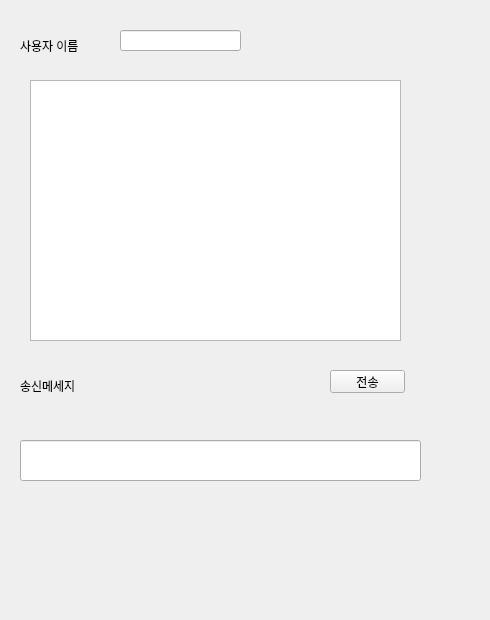
Qt form fa.ui (syarin03/jjapkaotalk) before a commit.
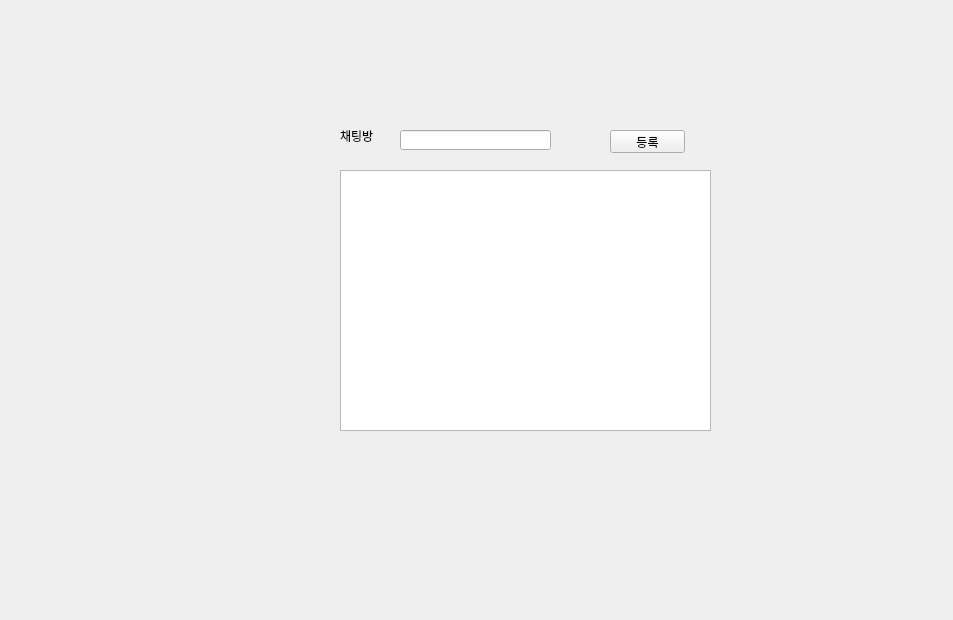
The same form after that commit. The open tabs and pages were chosen to show the change.

```diff
--- a/fa.ui
+++ b/fa.ui
@@ -9,18 +9,72 @@
    <rect>
     <x>0</x>
     <y>0</y>
-    <width>490</width>
+    <width>953</width>
     <height>620</height>
    </rect>
   </property>
   <property name="windowTitle">
    <string>Form</string>
   </property>
+  <widget class="QStackedWidget" name="stackedWidget">
+   <property name="geometry">
+    <rect>
+     <x>0</x>
+     <y>0</y>
+     <width>953</width>
+     <height>620</height>
+    </rect>
+   </property>
+   <property name="currentIndex">
+    <number>1</number>
+   </property>
+   <widget class="QWidget" name="page_3">
+    <widget class="QLabel" name="user">
+     <property name="geometry">
+      <rect>
+       <x>80</x>
+       <y>150</y>
+       <width>141</width>
+       <height>81</height>
+      </rect>
+     </property>
+     <property name="styleSheet">
+      <string notr="true">font: 16pt &quot;Arial&quot;;</string>
+     </property>
+     <property name="text">
+      <string>사용자</string>
+     </property>
+    </widget>
+    <widget class="QLineEdit" name="user_name">
+     <property name="geometry">
+      <rect>
+       <x>280</x>
+       <y>160</y>
+       <width>231</width>
+       <height>61</height>
+      </rect>
+     </property>
+    </widget>
+    <widget class="QPushButton" name="check_btn">
+     <property name="geometry">
+      <rect>
+       <x>290</x>
+       <y>300</y>
+       <width>221</width>
+       <height>51</height>
+      </rect>
+     </property>
+     <property name="text">
+      <string>확인</string>
+     </property>
+    </widget>
+   </widget>
+   <widget class="QWidget" name="page">
   <widget class="QLabel" name="label">
    <property name="geometry">
     <rect>
-     <x>20</x>
-     <y>30</y>
+       <x>280</x>
+       <y>60</y>
      <width>81</width>
      <height>31</height>
     </rect>
@@ -29,24 +83,11 @@
     <string>사용자 이름</string>
    </property>
   </widget>
-  <widget class="QLabel" name="label_2">
-   <property name="geometry">
-    <rect>
-     <x>20</x>
-     <y>370</y>
-     <width>81</width>
-     <height>31</height>
-    </rect>
-   </property>
-   <property name="text">
-    <string>송신메세지</string>
-   </property>
-  </widget>
   <widget class="QPushButton" name="pushButton">
    <property name="geometry">
     <rect>
-     <x>330</x>
-     <y>370</y>
+       <x>590</x>
+       <y>400</y>
      <width>75</width>
      <height>23</height>
     </rect>
@@ -58,8 +99,8 @@
   <widget class="QLineEdit" name="sendmessage">
    <property name="geometry">
     <rect>
-     <x>20</x>
-     <y>440</y>
+       <x>280</x>
+       <y>470</y>
      <width>401</width>
      <height>41</height>
     </rect>
@@ -68,22 +109,101 @@
   <widget class="QListWidget" name="receivemessage">
    <property name="geometry">
     <rect>
-     <x>30</x>
-     <y>80</y>
+       <x>290</x>
+       <y>110</y>
      <width>371</width>
      <height>261</height>
     </rect>
    </property>
   </widget>
-  <widget class="QLineEdit" name="lineEdit">
+    <widget class="QLabel" name="label_2">
    <property name="geometry">
     <rect>
-     <x>120</x>
-     <y>30</y>
-     <width>121</width>
-     <height>21</height>
-    </rect>
-   </property>
+       <x>280</x>
+       <y>400</y>
+       <width>81</width>
+       <height>31</height>
+      </rect>
+     </property>
+     <property name="text">
+      <string>송신메세지</string>
+     </property>
+    </widget>
+    <widget class="QPushButton" name="main_btn">
+     <property name="geometry">
+      <rect>
+       <x>780</x>
+       <y>20</y>
+       <width>81</width>
+       <height>31</height>
+      </rect>
+     </property>
+     <property name="text">
+      <string>메인</string>
+     </property>
+    </widget>
+    <widget class="QLabel" name="name">
+     <property name="geometry">
+      <rect>
+       <x>380</x>
+       <y>70</y>
+       <width>151</width>
+       <height>16</height>
+      </rect>
+     </property>
+     <property name="text">
+      <string/>
+     </property>
+    </widget>
+   </widget>
+   <widget class="QWidget" name="page_2">
+    <widget class="QLabel" name="chat_room">
+     <property name="geometry">
+      <rect>
+       <x>340</x>
+       <y>120</y>
+       <width>81</width>
+       <height>31</height>
+      </rect>
+     </property>
+     <property name="text">
+      <string>채팅방</string>
+     </property>
+    </widget>
+    <widget class="QListWidget" name="chat_room_2">
+     <property name="geometry">
+      <rect>
+       <x>340</x>
+       <y>170</y>
+       <width>371</width>
+       <height>261</height>
+      </rect>
+     </property>
+    </widget>
+    <widget class="QPushButton" name="chat_register">
+     <property name="geometry">
+      <rect>
+       <x>610</x>
+       <y>130</y>
+       <width>75</width>
+       <height>23</height>
+      </rect>
+     </property>
+     <property name="text">
+      <string>등록</string>
+     </property>
+    </widget>
+    <widget class="QLineEdit" name="chat_name">
+     <property name="geometry">
+      <rect>
+       <x>400</x>
+       <y>130</y>
+       <width>151</width>
+       <height>20</height>
+      </rect>
+     </property>
+    </widget>
+   </widget>
   </widget>
  </widget>
  <resources/>
```
Lines whose indentation alone changed are shown as unchanged.
